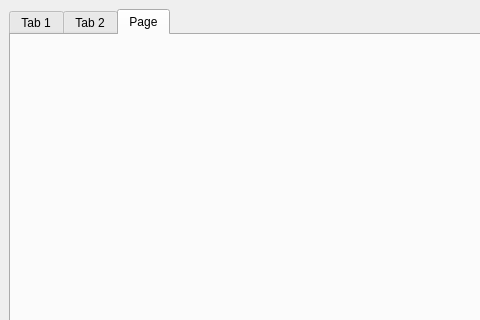
AlexMorgand/TextureReconstruction, file src/TextureReconstructionQt.ui: the form before one commit; both pictures show x 0 to 480 and y 0 to 320 of the 648 by 553 pixel window.
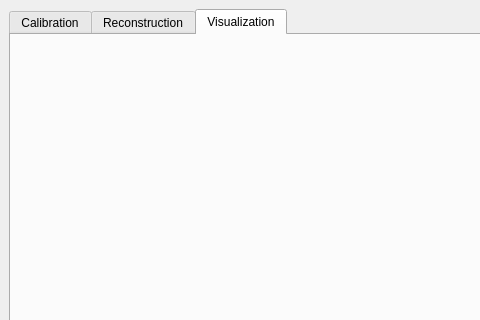
The form after the commit. The open tabs and pages were chosen to show the change.

Commit message: TextureReconstruction:     Calibration should be okay but the undistorted image seems weird.

```diff
--- a/src/TextureReconstructionQt.ui
+++ b/src/TextureReconstructionQt.ui
@@ -31,7 +31,7 @@
       </property>
       <widget class="QWidget" name="calibrationTab">
        <attribute name="title">
-        <string>Tab 1</string>
+        <string>Calibration</string>
        </attribute>
        <layout class="QVBoxLayout" name="verticalLayout_3">
         <item>
@@ -147,7 +147,7 @@
         <cursorShape>ArrowCursor</cursorShape>
        </property>
        <attribute name="title">
-        <string>Tab 2</string>
+        <string>Reconstruction</string>
        </attribute>
        <widget class="QWidget" name="verticalLayoutWidget">
         <property name="geometry">
@@ -195,7 +195,7 @@
         <bool>false</bool>
        </property>
        <attribute name="title">
-        <string>Page</string>
+        <string>Visualization</string>
        </attribute>
       </widget>
      </widget>
```
Left out of the diff: 2 changed lines with no effect on the pictures. The commit also changes 2 other files.
